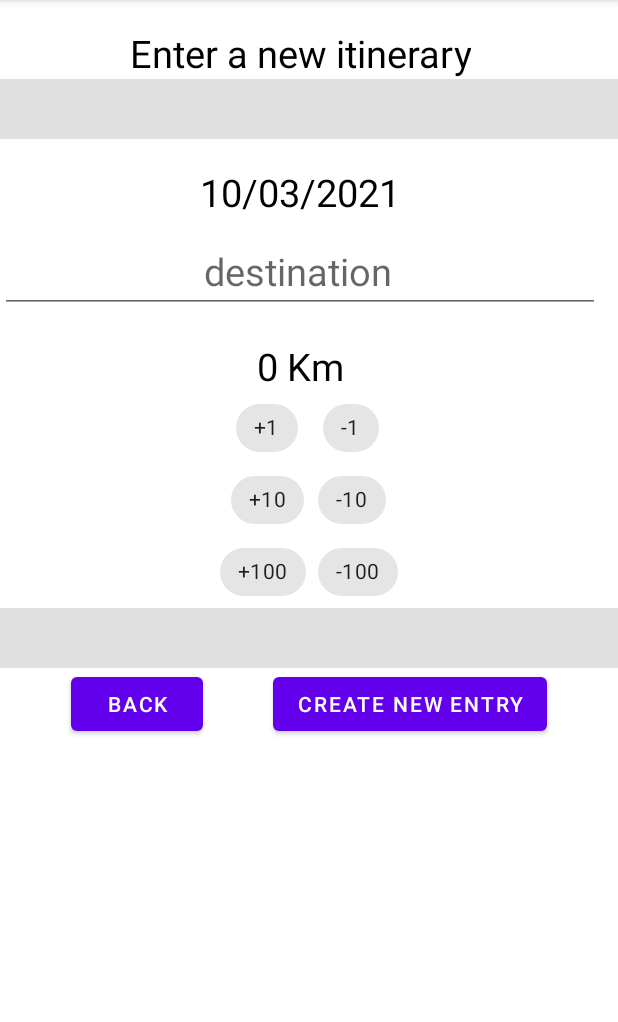
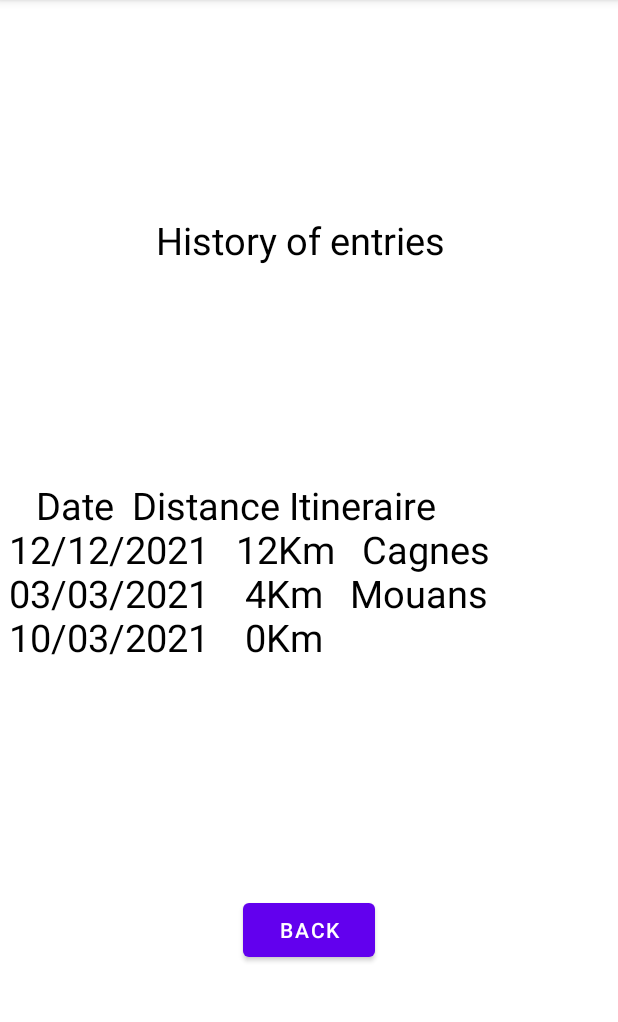
Before and after one commit to NickLeBoeuf/androiddev, an Android app: the SecondFragment screen opened through its navigation route, after a tap on "CREATE NEW ENTRY", on a phone screen of 412 x 824 dp, the part 84-1106 px from its top. Run offline under Robolectric (Android 15) with nearby library versions, the phone set to English and light mode, and no system bars.

Commit message:
- Added better transitions effects between fragments - Pressing "Create New Entry" Button goes to History screen at once
-> Next:
- Hide the restDB button in a menu
- Optimize Text "destination" usage
- Open a popup summarizing the entry and ask for confirmation
- Need to add several enhancements on the display and possibility to erase entries
- need to add confirmation pop-ups

```diff
--- a/app/src/main/java/com/example/kmlogger/SecondFragment.kt
+++ b/app/src/main/java/com/example/kmlogger/SecondFragment.kt
@@ -12,6 +12,8 @@ import android.widget.EditText
 import android.widget.TextView
 import androidx.fragment.app.FragmentActivity
 import androidx.navigation.fragment.findNavController
+import com.example.kmlogger.R.id.action_SecondFragment_to_FirstFragment
+import com.example.kmlogger.R.id.action_SecondFragment_to_ThirdFragment
 import com.google.android.material.chip.Chip
 import com.google.gson.Gson
 import java.io.File
@@ -58,7 +60,7 @@ class SecondFragment : Fragment() {
         view.findViewById<TextView>(R.id.textDate).setOnClickListener{showDatePickerDialog(view)}
 
         view.findViewById<Button>(R.id.button_secondback).setOnClickListener {
-            findNavController().navigate(R.id.action_SecondFragment_to_FirstFragment)
+            findNavController().navigate(action_SecondFragment_to_FirstFragment)
         }
 
         view.findViewById<Chip>(R.id.chip_plus1).setOnClickListener{ addKm(1,view) }
@@ -82,6 +84,7 @@ class SecondFragment : Fragment() {
         var gson = Gson()
         var jsonString: String = gson.toJson(paths)
         file.writeText(jsonString)
+        findNavController().navigate(action_SecondFragment_to_ThirdFragment)
     }
 
     fun addKm(value: Int,view : View) {
--- a/app/src/main/res/navigation/nav_graph.xml
+++ b/app/src/main/res/navigation/nav_graph.xml
@@ -13,10 +13,13 @@
 
         <action
             android:id="@+id/action_FirstFragment_to_SecondFragment"
-            app:destination="@id/SecondFragment" />
+            app:destination="@id/SecondFragment"
+            app:enterAnim="@anim/fragment_open_enter" />
         <action
-        android:id="@+id/action_FirstFragment_to_ThirdFragment"
-        app:destination="@id/ThirdFragment" />
+            android:id="@+id/action_FirstFragment_to_ThirdFragment"
+            app:destination="@id/ThirdFragment"
+            app:enterAnim="@anim/fragment_open_enter"
+            app:exitAnim="@anim/fragment_fade_exit" />
     </fragment>
     <fragment
         android:id="@+id/SecondFragment"
@@ -26,7 +29,18 @@
 
         <action
             android:id="@+id/action_SecondFragment_to_FirstFragment"
-            app:destination="@id/FirstFragment" />
+            app:destination="@id/FirstFragment"
+            app:popUpTo="@id/FirstFragment"
+            app:popUpToInclusive="true"
+            app:enterAnim="@anim/fragment_open_enter"
+            app:exitAnim="@anim/fragment_open_exit" />
+        <action
+            android:id="@+id/action_SecondFragment_to_ThirdFragment"
+            app:destination="@id/ThirdFragment"
+            app:popUpTo="@id/FirstFragment"
+            app:popUpToInclusive="true"
+            app:enterAnim="@anim/fragment_open_enter"
+            app:exitAnim="@anim/fragment_open_exit" />
     </fragment>
     <fragment
         android:id="@+id/ThirdFragment"
@@ -36,6 +50,10 @@
 
         <action
             android:id="@+id/action_ThirdFragment_to_FirstFragment"
-            app:destination="@id/FirstFragment" />
+            app:destination="@id/FirstFragment"
+            app:popUpTo="@id/FirstFragment"
+            app:popUpToInclusive="true"
+            app:enterAnim="@anim/fragment_fade_enter"
+            app:exitAnim="@anim/fragment_fade_exit" />
     </fragment>
 </navigation>
```
